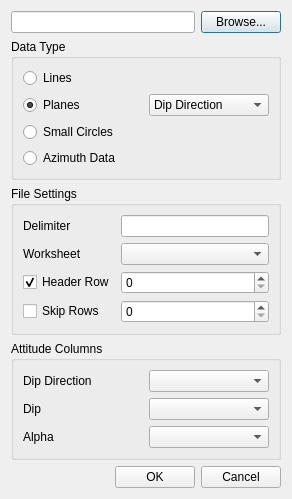
Old version of the form ui_files/import_dialog.ui in the repository spamlab-iee/os.
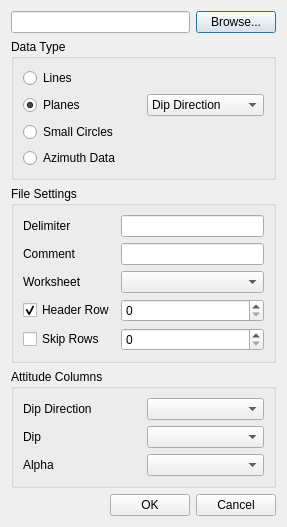
New version of the form.

```diff
--- a/ui_files/import_dialog.ui
+++ b/ui_files/import_dialog.ui
@@ -6,8 +6,8 @@
    <rect>
     <x>0</x>
     <y>0</y>
-    <width>292</width>
-    <height>452</height>
+    <width>287</width>
+    <height>499</height>
    </rect>
   </property>
   <property name="windowTitle">
@@ -96,6 +96,26 @@
       <string>File Settings</string>
      </property>
      <layout class="QGridLayout" name="gridLayout_2">
+      <item row="4" column="0">
+       <widget class="QCheckBox" name="do_skip">
+        <property name="text">
+         <string>Skip Rows</string>
+        </property>
+       </widget>
+      </item>
+      <item row="3" column="0">
+       <widget class="QCheckBox" name="has_header">
+        <property name="text">
+         <string>Header Row</string>
+        </property>
+        <property name="checked">
+         <bool>true</bool>
+        </property>
+       </widget>
+      </item>
+      <item row="4" column="1">
+       <widget class="QSpinBox" name="skip_rows"/>
+      </item>
       <item row="0" column="0">
        <widget class="QLabel" name="label">
         <property name="text">
@@ -106,38 +126,28 @@
       <item row="0" column="1">
        <widget class="QLineEdit" name="delimiter"/>
       </item>
-      <item row="1" column="0">
+      <item row="3" column="1">
+       <widget class="QSpinBox" name="header_row"/>
+      </item>
+      <item row="2" column="1">
+       <widget class="QComboBox" name="worksheet"/>
+      </item>
+      <item row="2" column="0">
        <widget class="QLabel" name="label_5">
         <property name="text">
          <string>Worksheet</string>
         </property>
        </widget>
       </item>
+      <item row="1" column="0">
+       <widget class="QLabel" name="label_2">
+        <property name="text">
+         <string>Comment</string>
+        </property>
+       </widget>
+      </item>
       <item row="1" column="1">
-       <widget class="QComboBox" name="worksheet"/>
-      </item>
-      <item row="2" column="0">
-       <widget class="QCheckBox" name="has_header">
-        <property name="text">
-         <string>Header Row</string>
-        </property>
-        <property name="checked">
-         <bool>true</bool>
-        </property>
-       </widget>
-      </item>
-      <item row="2" column="1">
-       <widget class="QSpinBox" name="header_row"/>
-      </item>
-      <item row="3" column="0">
-       <widget class="QCheckBox" name="do_skip">
-        <property name="text">
-         <string>Skip Rows</string>
-        </property>
-       </widget>
-      </item>
-      <item row="3" column="1">
-       <widget class="QSpinBox" name="skip_rows"/>
+       <widget class="QLineEdit" name="comment_marker"/>
       </item>
      </layout>
     </widget>
```
Left out of the diff: 2 changed lines with no effect on the pictures.
